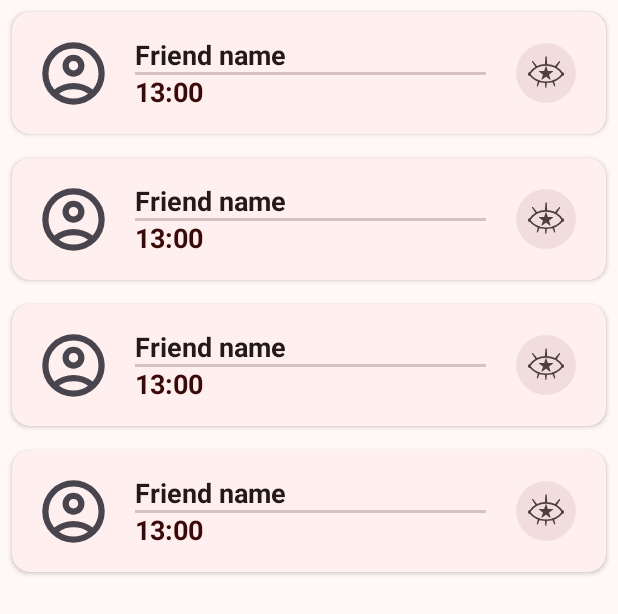
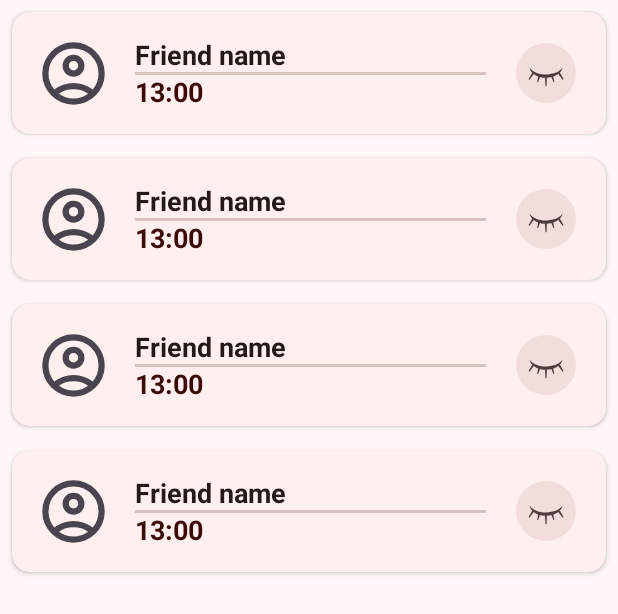
Before and after one commit to Ramazanova-pea/WakeMeUp, an Android app: the layout fragment_friends.xml on its own in the app's theme, with its tools: preview values and no code run, on a phone screen of 412 x 824 dp. Shown: the top 614 px of the screen. Run offline under Robolectric (Android 15) with nearby library versions, the phone set to English and light mode, and no system bars.

Commit message:
Fix closed eye

```diff
--- a/app/src/main/res/drawable/closed_eye.xml
+++ b/app/src/main/res/drawable/closed_eye.xml
@@ -1,25 +1,25 @@
 <vector xmlns:android="http://schemas.android.com/apk/res/android"
-    android:width="44dp"
-    android:height="58dp"
-    android:viewportWidth="44"
-    android:viewportHeight="58">
+    android:width="32dp"
+    android:height="32dp"
+    android:viewportWidth="32"
+    android:viewportHeight="32">
   <path
-      android:pathData="M21.067,31.299C21.037,30.809 21.427,30.395 21.918,30.395C22.401,30.395 22.788,30.797 22.769,31.28L22.488,38.427C22.477,38.69 22.261,38.898 21.998,38.898C21.739,38.898 21.525,38.696 21.509,38.438L21.067,31.299Z"
-      android:fillColor="#4D174D"/>
+      android:pathData="M15.068,20.299C15.037,19.809 15.427,19.395 15.918,19.395C16.401,19.395 16.788,19.797 16.769,20.28L16.488,27.427C16.477,27.69 16.261,27.898 15.998,27.898C15.739,27.898 15.525,27.697 15.509,27.438L15.068,20.299Z"
+      android:fillColor="#3A0A00"/>
   <path
-      android:pathData="M33.025,28.19C32.72,27.806 32.746,27.23 33.084,26.861C33.507,26.401 34.213,26.475 34.521,27.012L37.454,32.11C37.591,32.348 37.526,32.665 37.306,32.829C37.094,32.988 36.808,32.952 36.645,32.746L33.025,28.19Z"
-      android:fillColor="#4D174D"/>
+      android:pathData="M27.025,17.19C26.72,16.806 26.746,16.23 27.084,15.861C27.507,15.401 28.213,15.475 28.521,16.012L31.454,21.11C31.591,21.348 31.526,21.665 31.306,21.829C31.094,21.988 30.808,21.952 30.645,21.746L27.025,17.19Z"
+      android:fillColor="#3A0A00"/>
   <path
-      android:pathData="M11.155,27.836C11.448,27.443 11.375,26.861 10.993,26.552C10.597,26.232 10.039,26.337 9.782,26.778L6.68,32.118C6.545,32.349 6.602,32.656 6.81,32.822C7.023,32.992 7.32,32.954 7.482,32.737L11.155,27.836Z"
-      android:fillColor="#4D174D"/>
+      android:pathData="M5.155,16.836C5.448,16.443 5.375,15.861 4.993,15.552C4.597,15.232 4.039,15.337 3.782,15.778L0.68,21.118C0.545,21.35 0.602,21.656 0.81,21.822C1.023,21.992 1.32,21.954 1.482,21.737L5.155,16.836Z"
+      android:fillColor="#3A0A00"/>
   <path
-      android:pathData="M15.104,29.963C15.203,29.471 15.693,29.182 16.169,29.337C16.652,29.494 16.912,30.038 16.731,30.51L15.082,34.811C14.995,35.038 14.751,35.154 14.519,35.077C14.286,35 14.143,34.754 14.192,34.512L15.104,29.963Z"
-      android:fillColor="#31184F"/>
+      android:pathData="M9.104,18.963C9.203,18.471 9.693,18.182 10.169,18.337C10.652,18.494 10.912,19.038 10.731,19.51L9.082,23.811C8.995,24.038 8.751,24.154 8.519,24.077C8.286,24 8.143,23.754 8.192,23.512L9.104,18.963Z"
+      android:fillColor="#3A0A00"/>
   <path
-      android:pathData="M28.405,30.053C28.287,29.524 27.733,29.243 27.235,29.458C26.772,29.657 26.551,30.205 26.746,30.665L28.513,34.818C28.606,35.037 28.846,35.145 29.073,35.07C29.311,34.991 29.455,34.737 29.4,34.491L28.405,30.053Z"
-      android:fillColor="#31184F"/>
+      android:pathData="M22.405,19.053C22.287,18.524 21.733,18.243 21.235,18.458C20.772,18.657 20.55,19.205 20.746,19.665L22.513,23.818C22.606,24.037 22.846,24.145 23.073,24.07C23.311,23.991 23.455,23.737 23.4,23.491L22.405,19.053Z"
+      android:fillColor="#3A0A00"/>
   <path
-      android:pathData="M36.757,22.167C34.447,25.746 28.749,28.277 22.087,28.277C15.321,28.277 9.55,25.667 7.311,22C8.034,27.177 14.355,31.226 22.047,31.226C29.656,31.226 35.924,27.264 36.757,22.167Z"
-      android:fillColor="#4D174D"
+      android:pathData="M30.757,11.167C28.447,14.746 22.749,17.277 16.087,17.277C9.321,17.277 3.55,14.667 1.311,11C2.034,16.177 8.355,20.226 16.047,20.226C23.656,20.226 29.924,16.264 30.757,11.167Z"
+      android:fillColor="#3A0A00"
       android:fillType="evenOdd"/>
 </vector>
--- a/app/src/main/res/layout/item_friend.xml
+++ b/app/src/main/res/layout/item_friend.xml
@@ -51,7 +51,7 @@
             android:id="@+id/wake_up_status"
             android:layout_width="24dp"
             android:layout_height="wrap_content"
-            android:src="@drawable/open_eye"
+            android:src="@drawable/closed_eye"
             android:tint="@color/md_theme_onSurfaceVariant_mediumContrast"
             app:layout_constraintBottom_toBottomOf="@+id/status_background"
             app:layout_constraintEnd_toEndOf="@+id/status_background"
```
